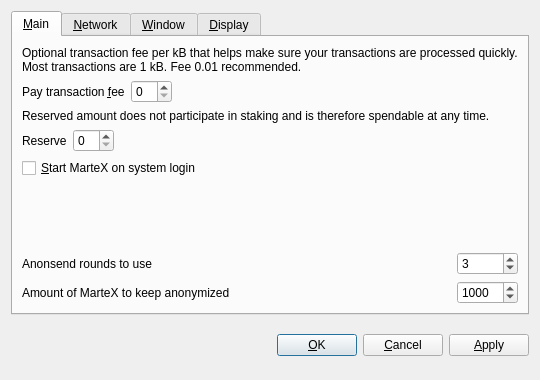
Old version of the form src/qt/forms/optionsdialog.ui in the repository martexcoin/martexcoin_4x.
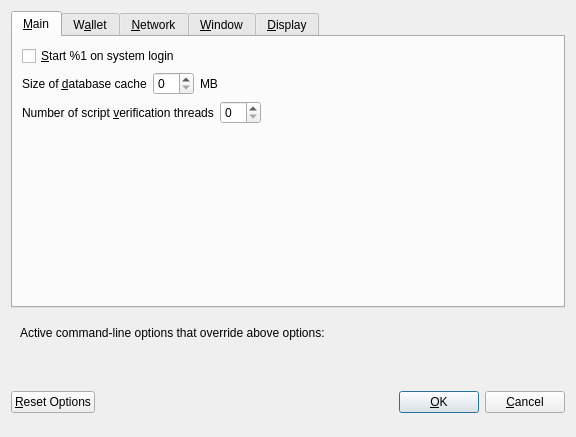
New version of the form. Custom widgets are drawn as their Qt base class.

Diff of the .ui file:
```diff
--- a/src/qt/forms/optionsdialog.ui
+++ b/src/qt/forms/optionsdialog.ui
@@ -6,8 +6,8 @@
    <rect>
     <x>0</x>
     <y>0</y>
-    <width>540</width>
-    <height>380</height>
+    <width>576</width>
+    <height>402</height>
    </rect>
   </property>
   <property name="windowTitle">
@@ -19,9 +19,6 @@
   <layout class="QVBoxLayout" name="verticalLayout">
    <item>
     <widget class="QTabWidget" name="tabWidget">
-     <property name="tabPosition">
-      <enum>QTabWidget::North</enum>
-     </property>
      <property name="currentIndex">
       <number>0</number>
      </property>
@@ -29,110 +26,98 @@
       <attribute name="title">
        <string>&amp;Main</string>
       </attribute>
-      <layout class="QGridLayout" name="gridLayout">
-       <item row="0" column="0" colspan="2">
-        <widget class="QLabel" name="transactionFeeInfoLabel">
-         <property name="text">
-          <string>Optional transaction fee per kB that helps make sure your transactions are processed quickly. Most transactions are 1 kB. Fee 0.01 recommended.</string>
-         </property>
-         <property name="textFormat">
-          <enum>Qt::PlainText</enum>
-         </property>
-         <property name="wordWrap">
-          <bool>true</bool>
-         </property>
-        </widget>
-       </item>
-       <item row="1" column="0">
-        <layout class="QHBoxLayout" name="horizontalLayoutFee">
-         <item>
-          <widget class="QLabel" name="transactionFeeLabel">
-           <property name="text">
-            <string>Pay transaction &amp;fee</string>
-           </property>
-           <property name="textFormat">
-            <enum>Qt::PlainText</enum>
-           </property>
-           <property name="buddy">
-            <cstring>transactionFee</cstring>
-           </property>
-          </widget>
-         </item>
-         <item>
-          <widget class="BitcoinAmountField" name="transactionFee"/>
-         </item>
-         <item>
-          <spacer name="horizontalSpacerFee">
-           <property name="orientation">
-            <enum>Qt::Horizontal</enum>
-           </property>
-           <property name="sizeHint" stdset="0">
-            <size>
-             <width>40</width>
-             <height>20</height>
-            </size>
-           </property>
-          </spacer>
-         </item>
-        </layout>
-       </item>
-       <item row="2" column="0" colspan="2">
-        <widget class="QLabel" name="reserveBalanceInfoLabel">
-         <property name="text">
-          <string>Reserved amount does not participate in staking and is therefore spendable at any time.</string>
-         </property>
-         <property name="textFormat">
-          <enum>Qt::PlainText</enum>
-         </property>
-         <property name="wordWrap">
-          <bool>true</bool>
-         </property>
-        </widget>
-       </item>
-       <item row="3" column="0">
-        <layout class="QHBoxLayout" name="horizontalLayoutReserveBalance">
-         <item>
-          <widget class="QLabel" name="reserveBalanceLabel">
-           <property name="text">
-            <string>Reserve</string>
-           </property>
-           <property name="textFormat">
-            <enum>Qt::PlainText</enum>
-           </property>
-           <property name="buddy">
-            <cstring>reserveBalance</cstring>
-           </property>
-          </widget>
-         </item>
-         <item>
-          <widget class="BitcoinAmountField" name="reserveBalance"/>
-         </item>
-         <item>
-          <spacer name="horizontalSpacerReserveBalance">
-           <property name="orientation">
-            <enum>Qt::Horizontal</enum>
-           </property>
-           <property name="sizeHint" stdset="0">
-            <size>
-             <width>40</width>
-             <height>20</height>
-            </size>
-           </property>
-          </spacer>
-         </item>
-        </layout>
-       </item>
-       <item row="4" column="0">
+      <layout class="QVBoxLayout" name="verticalLayout_Main">
+       <item>
         <widget class="QCheckBox" name="bitcoinAtStartup">
          <property name="toolTip">
           <string>Automatically start MarteX after logging in to the system.</string>
          </property>
          <property name="text">
-          <string>&amp;Start MarteX on system login</string>
+          <string>&amp;Start %1 on system login</string>
          </property>
         </widget>
        </item>
-       <item row="5" column="0">
+       <item>
+        <layout class="QHBoxLayout" name="horizontalLayout_2_Main">
+         <item>
+          <widget class="QLabel" name="databaseCacheLabel">
+           <property name="text">
+            <string>Size of &amp;database cache</string>
+           </property>
+           <property name="textFormat">
+            <enum>Qt::PlainText</enum>
+           </property>
+           <property name="buddy">
+            <cstring>databaseCache</cstring>
+           </property>
+          </widget>
+         </item>
+         <item>
+          <widget class="QSpinBox" name="databaseCache"/>
+         </item>
+         <item>
+          <widget class="QLabel" name="databaseCacheUnitLabel">
+           <property name="text">
+            <string>MB</string>
+           </property>
+           <property name="textFormat">
+            <enum>Qt::PlainText</enum>
+           </property>
+          </widget>
+         </item>
+         <item>
+          <spacer name="horizontalSpacer_2_Main">
+           <property name="orientation">
+            <enum>Qt::Horizontal</enum>
+           </property>
+           <property name="sizeHint" stdset="0">
+            <size>
+             <width>40</width>
+             <height>20</height>
+            </size>
+           </property>
+          </spacer>
+         </item>
+        </layout>
+       </item>
+       <item>
+        <layout class="QHBoxLayout" name="horizontalLayout_3_Main">
+         <item>
+          <widget class="QLabel" name="threadsScriptVerifLabel">
+           <property name="text">
+            <string>Number of script &amp;verification threads</string>
+           </property>
+           <property name="textFormat">
+            <enum>Qt::PlainText</enum>
+           </property>
+           <property name="buddy">
+            <cstring>threadsScriptVerif</cstring>
+           </property>
+          </widget>
+         </item>
+         <item>
+          <widget class="QSpinBox" name="threadsScriptVerif">
+           <property name="toolTip">
+            <string>(0 = auto, &lt;0 = leave that many cores free)</string>
+           </property>
+          </widget>
+         </item>
+         <item>
+          <spacer name="horizontalSpacer_3_Main">
+           <property name="orientation">
+            <enum>Qt::Horizontal</enum>
+           </property>
+           <property name="sizeHint" stdset="0">
+            <size>
+             <width>40</width>
+             <height>20</height>
+            </size>
+           </property>
+          </spacer>
+         </item>
+        </layout>
+       </item>
+       <item>
         <spacer name="verticalSpacer_Main">
          <property name="orientation">
           <enum>Qt::Vertical</enum>
@@ -145,66 +130,163 @@
          </property>
         </spacer>
        </item>
-       <item row="6" column="0">
-        <widget class="QLabel" name="label">
-         <property name="toolTip">
-          <string>&lt;html&gt;&lt;head/&gt;&lt;body&gt;&lt;p&gt;This setting determines the amount of individual masternodes that an input will be anonymized through. More rounds of anonymization gives a higher degree of privacy, but also costs more in fees.&lt;/p&gt;&lt;/body&gt;&lt;/html&gt;</string>
+      </layout>
+     </widget>
+     <widget class="QWidget" name="tabWallet">
+      <attribute name="title">
+       <string>W&amp;allet</string>
+      </attribute>
+      <layout class="QVBoxLayout" name="verticalLayout_Wallet">
+       <item>
+        <widget class="QGroupBox" name="groupBox">
+         <property name="title">
+          <string>Expert</string>
          </property>
-         <property name="text">
-          <string>Anonsend rounds to use</string>
-         </property>
+         <layout class="QVBoxLayout" name="verticalLayout_2">
+          <item>
+           <widget class="QCheckBox" name="coinControlFeatures">
+            <property name="toolTip">
+             <string>Whether to show coin control features or not.</string>
+            </property>
+            <property name="text">
+             <string>Enable coin &amp;control features</string>
+            </property>
+           </widget>
+          </item>
+          <item>
+           <widget class="QCheckBox" name="showMasternodesTab">
+            <property name="toolTip">
+             <string>Show additional tab listing all your masternodes in first sub-tab&lt;br/&gt;and all masternodes on the network in second sub-tab.</string>
+            </property>
+            <property name="text">
+             <string>Show Masternodes Tab</string>
+            </property>
+           </widget>
+          </item>
+          <item>
+           <widget class="QCheckBox" name="showAdvancedPSUI">
+            <property name="toolTip">
+             <string>Show additional information and buttons for AnonSend on overview screen.</string>
+            </property>
+            <property name="text">
+             <string>Enable advanced AnonSend interface</string>
+            </property>
+           </widget>
+          </item>
+          <item>
+           <widget class="QCheckBox" name="lowKeysWarning">
+            <property name="toolTip">
+             <string>Show warning dialog when AnonSend detects that wallet has very low number of keys left.</string>
+            </property>
+            <property name="text">
+             <string>Warn if AnonSend is running out of keys</string>
+            </property>
+           </widget>
+          </item>
+          <item>
+           <widget class="QCheckBox" name="anonSendMultiSession">
+            <property name="toolTip">
+             <string>Whether to use experimental AnonSend mode with multiple mixing sessions per block.&lt;br/&gt;Note: You must use this feature carefully.&lt;br/&gt;Make sure you always have recent wallet (auto)backup in a safe place!</string>
+            </property>
+            <property name="text">
+             <string>Enable AnonSend &amp;multi-session</string>
+            </property>
+           </widget>
+          </item>
+          <item>
+           <widget class="QCheckBox" name="spendZeroConfChange">
+            <property name="toolTip">
+             <string>If you disable the spending of unconfirmed change, the change from a transaction&lt;br/&gt;cannot be used until that transaction has at least one confirmation.&lt;br/&gt;This also affects how your balance is computed.</string>
+            </property>
+            <property name="text">
+             <string>&amp;Spend unconfirmed change</string>
+            </property>
+           </widget>
+          </item>
+         </layout>
         </widget>
        </item>
-       <item row="6" column="1">
-        <widget class="QSpinBox" name="anonsendRounds">
-         <property name="minimum">
-          <number>2</number>
-         </property>
-         <property name="maximum">
-          <number>16</number>
-         </property>
-         <property name="value">
-          <number>3</number>
-         </property>
-        </widget>
+       <item>
+        <layout class="QHBoxLayout" name="horizontalLayout_4_Wallet">
+         <item>
+          <widget class="QLabel" name="label">
+           <property name="toolTip">
+            <string>This setting determines the amount of individual masternodes that an input will be anonymized through.&lt;br/&gt;More rounds of anonymization gives a higher degree of privacy, but also costs more in fees.</string>
+           </property>
+           <property name="text">
+            <string>AnonSend rounds to use</string>
+           </property>
+          </widget>
+         </item>
+         <item>
+          <widget class="QSpinBox" name="anonSendRounds">
+           <property name="minimum">
+            <number>2</number>
+           </property>
+           <property name="maximum">
+            <number>8</number>
+           </property>
+           <property name="value">
+            <number>4</number>
+           </property>
+          </widget>
+         </item>
+        </layout>
        </item>
-       <item row="7" column="0">
-        <widget class="QLabel" name="label_2">
-         <property name="toolTip">
-          <string>This amount acts as a threshold to turn off Anonsend once it's reached.</string>
-         </property>
-         <property name="statusTip">
-          <string notr="true"/>
-         </property>
-         <property name="whatsThis">
-          <string notr="true"/>
-         </property>
-         <property name="accessibleName">
-          <string notr="true"/>
-         </property>
-         <property name="accessibleDescription">
-          <string notr="true"/>
-         </property>
-         <property name="text">
-          <string>Amount of MarteX to keep anonymized</string>
-         </property>
-        </widget>
+       <item>
+        <layout class="QHBoxLayout" name="horizontalLayout">
+         <item>
+          <widget class="QLabel" name="label_2">
+           <property name="toolTip">
+            <string>This amount acts as a threshold to turn off AnonSend once it's reached.</string>
+           </property>
+           <property name="statusTip">
+            <string notr="true"/>
+           </property>
+           <property name="whatsThis">
+            <string notr="true"/>
+           </property>
+           <property name="accessibleName">
+            <string notr="true"/>
+           </property>
+           <property name="accessibleDescription">
+            <string notr="true"/>
+           </property>
+           <property name="text">
+            <string>Amount of MarteX to keep anonymized</string>
+           </property>
+          </widget>
+         </item>
+         <item>
+          <widget class="QSpinBox" name="anonSendAmount">
+           <property name="minimum">
+            <number>2</number>
+           </property>
+           <property name="maximum">
+            <number>2000</number>
+           </property>
+           <property name="singleStep">
+            <number>10</number>
+           </property>
+           <property name="value">
+            <number>1000</number>
+           </property>
+          </widget>
+         </item>
+        </layout>
        </item>
-       <item row="7" column="1">
-        <widget class="QSpinBox" name="anonymizeMarteX">
-         <property name="minimum">
-          <number>2</number>
+       <item>
+        <spacer name="verticalSpacer_Wallet">
+         <property name="orientation">
+          <enum>Qt::Vertical</enum>
          </property>
-         <property name="maximum">
-          <number>10000</number>
+         <property name="sizeHint" stdset="0">
+          <size>
+           <width>20</width>
+           <height>40</height>
+          </size>
          </property>
-         <property name="singleStep">
-          <number>10</number>
-         </property>
-         <property name="value">
-          <number>1000</number>
-         </property>
-        </widget>
+        </spacer>
        </item>
       </layout>
      </widget>
@@ -444,8 +526,67 @@
      </widget>
     </widget>
    </item>
+   <item>
+    <widget class="QFrame" name="frame">
+     <layout class="QVBoxLayout" name="verticalLayout_Bottom">
+      <item>
+       <layout class="QHBoxLayout" name="horizontalLayout_Bottom">
+        <item>
+         <widget class="QLabel" name="overriddenByCommandLineInfoLabel">
+          <property name="text">
+           <string>Active command-line options that override above options:</string>
+          </property>
+          <property name="textFormat">
+           <enum>Qt::PlainText</enum>
+          </property>
+         </widget>
+        </item>
+        <item>
+         <spacer name="horizontalSpacer_Bottom">
+          <property name="orientation">
+           <enum>Qt::Horizontal</enum>
+          </property>
+          <property name="sizeHint" stdset="0">
+           <size>
+            <width>40</width>
+            <height>20</height>
+           </size>
+          </property>
+         </spacer>
+        </item>
+       </layout>
+      </item>
+      <item>
+       <widget class="QLabel" name="overriddenByCommandLineLabel">
+        <property name="text">
+         <string/>
+        </property>
+        <property name="textFormat">
+         <enum>Qt::PlainText</enum>
+        </property>
+        <property name="wordWrap">
+         <bool>true</bool>
+        </property>
+       </widget>
+      </item>
+     </layout>
+    </widget>
+   </item>
    <item>
     <layout class="QHBoxLayout" name="horizontalLayout_Buttons">
+     <item>
+      <widget class="QPushButton" name="resetButton">
+       <property name="toolTip">
+        <string>Reset all client options to default.</string>
+       </property>
+       <property name="text">
+        <string>&amp;Reset Options</string>
+       </property>
+       <property name="autoDefault">
+        <bool>false</bool>
+       </property>
+      </widget>
+     </item>
      <item>
       <spacer name="horizontalSpacer_1">
        <property name="orientation">
@@ -461,6 +602,12 @@
      </item>
      <item>
       <widget class="QLabel" name="statusLabel">
+       <property name="minimumSize">
+        <size>
+         <width>200</width>
+         <height>0</height>
+        </size>
+       </property>
        <property name="font">
         <font>
          <weight>75</weight>
@@ -496,6 +643,12 @@
        <property name="text">
         <string>&amp;OK</string>
        </property>
+       <property name="autoDefault">
+        <bool>false</bool>
+       </property>
+       <property name="default">
+        <bool>true</bool>
+       </property>
       </widget>
      </item>
      <item>
@@ -508,37 +661,21 @@
        </property>
       </widget>
      </item>
-     <item>
-      <widget class="QPushButton" name="applyButton">
-       <property name="text">
-        <string>&amp;Apply</string>
-       </property>
-       <property name="autoDefault">
-        <bool>false</bool>
-       </property>
-      </widget>
-     </item>
     </layout>
    </item>
   </layout>
  </widget>
  <customwidgets>
-  <customwidget>
-   <class>BitcoinAmountField</class>
-   <extends>QSpinBox</extends>
-   <header>bitcoinamountfield.h</header>
-   <container>1</container>
-  </customwidget>
-  <customwidget>
-   <class>QValueComboBox</class>
-   <extends>QComboBox</extends>
-   <header>qvaluecombobox.h</header>
-  </customwidget>
   <customwidget>
    <class>QValidatedLineEdit</class>
    <extends>QLineEdit</extends>
    <header>qvalidatedlineedit.h</header>
   </customwidget>
+  <customwidget>
+   <class>QValueComboBox</class>
+   <extends>QComboBox</extends>
+   <header>qvaluecombobox.h</header>
+  </customwidget>
  </customwidgets>
  <resources/>
  <connections/>
```
Left out of the diff: 336 changed lines with no effect on the pictures.
